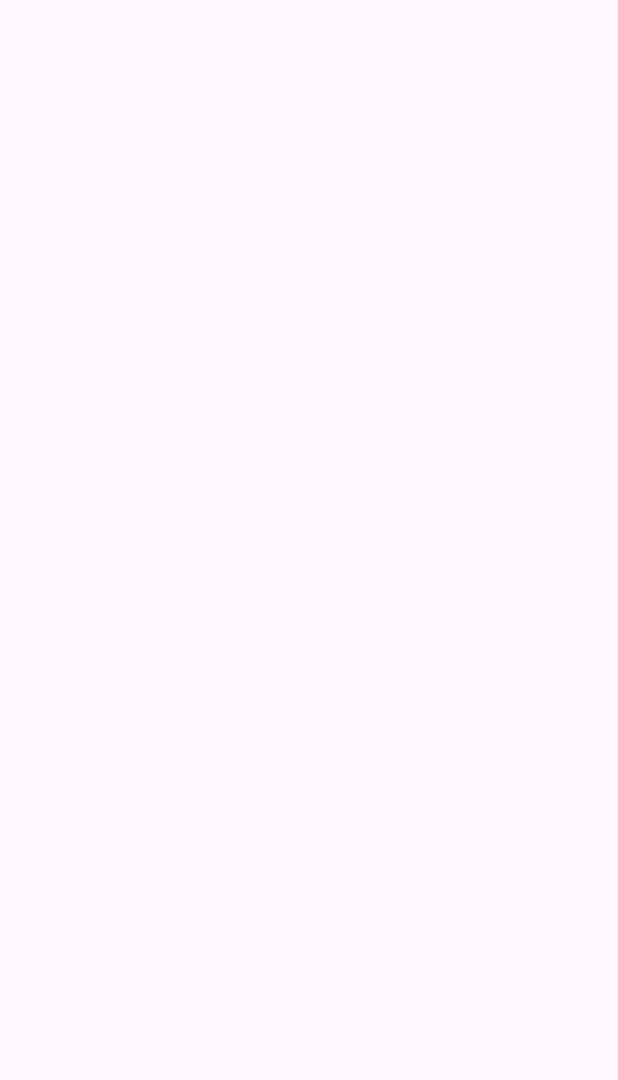
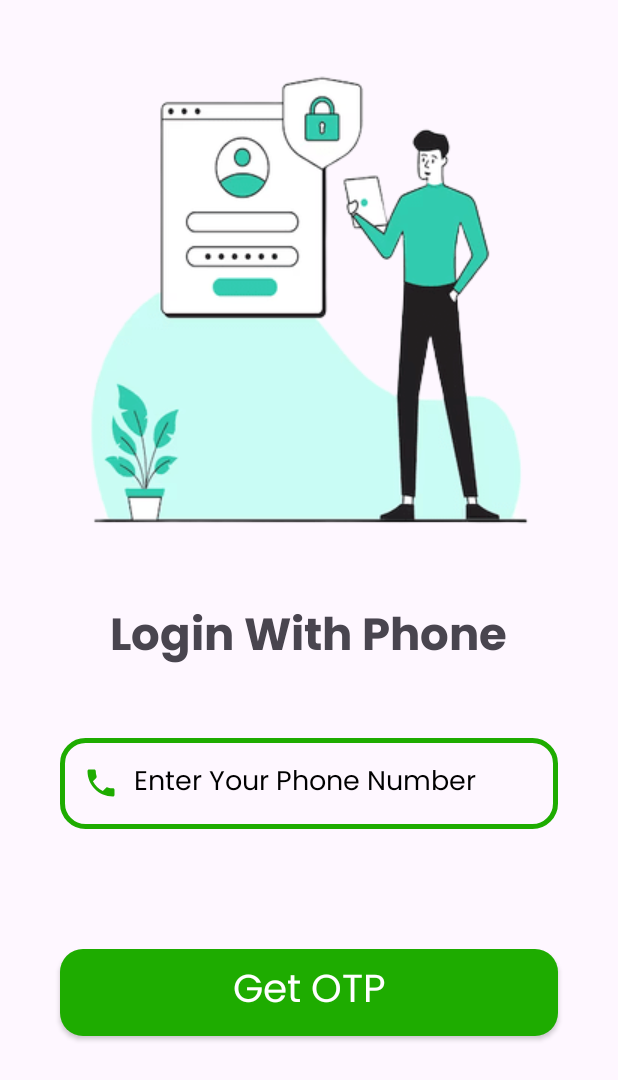
Before and after one commit to Tirtha-razz/WagePay, an Android app: the LoginActivity screen opened directly, with no data from a screen before it, on a phone screen of 412 x 824 dp. Before the commit the part shown is empty. Shown: the top 1080 px of the screen. Run offline under Robolectric (Android 15) with nearby library versions, the phone set to English and light mode, and no system bars.

Commit message:
login page completed

```diff
--- a/app/src/main/java/com/example/wagepay/SplashActivity.java
+++ b/app/src/main/java/com/example/wagepay/SplashActivity.java
@@ -35,7 +35,7 @@ public class SplashActivity extends AppCompatActivity {
 
             }else {
 
-                Intent iNext = new Intent(SplashActivity.this, MainActivity.class);
+                Intent iNext = new Intent(SplashActivity.this, LoginActivity.class);
                 startActivity(iNext);
                 finish();
             }
--- /dev/null
+++ b/app/src/main/res/drawable/baseline_local_phone_24.xml
@@ -0,0 +1,5 @@
+<vector android:height="24dp" android:tint="#1EAC00"
+    android:viewportHeight="24" android:viewportWidth="24"
+    android:width="24dp" xmlns:android="http://schemas.android.com/apk/res/android">
+    <path android:fillColor="@android:color/white" android:pathData="M6.62,10.79c1.44,2.83 3.76,5.14 6.59,6.59l2.2,-2.2c0.27,-0.27 0.67,-0.36 1.02,-0.24 1.12,0.37 2.33,0.57 3.57,0.57 0.55,0 1,0.45 1,1V20c0,0.55 -0.45,1 -1,1 -9.39,0 -17,-7.61 -17,-17 0,-0.55 0.45,-1 1,-1h3.5c0.55,0 1,0.45 1,1 0,1.25 0.2,2.45 0.57,3.57 0.11,0.35 0.03,0.74 -0.25,1.02l-2.2,2.2z"/>
+</vector>
--- /dev/null
+++ b/app/src/main/res/drawable/edtxt_background.xml
@@ -0,0 +1,7 @@
+<?xml version="1.0" encoding="utf-8"?>
+<shape xmlns:android="http://schemas.android.com/apk/res/android">
+    <stroke android:color="@color/green"
+        android:width="3dp"/>
+    <corners android:radius="15dp"/>
+
+</shape>
--- a/app/src/main/res/drawable/round_btn.xml
+++ b/app/src/main/res/drawable/round_btn.xml
@@ -2,5 +2,5 @@
 <shape xmlns:android="http://schemas.android.com/apk/res/android"
     android:shape="rectangle">
     <solid android:color="@color/green"/>
-    <corners android:radius="50dp"/>
+    <corners android:radius="15dp"/>
 </shape>
--- a/app/src/main/res/layout/activity_login.xml
+++ b/app/src/main/res/layout/activity_login.xml
@@ -1,9 +1,53 @@
 <?xml version="1.0" encoding="utf-8"?>
-<androidx.constraintlayout.widget.ConstraintLayout xmlns:android="http://schemas.android.com/apk/res/android"
+<LinearLayout
+    xmlns:android="http://schemas.android.com/apk/res/android"
     xmlns:app="http://schemas.android.com/apk/res-auto"
     xmlns:tools="http://schemas.android.com/tools"
     android:layout_width="match_parent"
     android:layout_height="match_parent"
-    tools:context=".LoginActivity">
+    tools:context=".LoginActivity"
+    android:orientation="vertical">
 
-</androidx.constraintlayout.widget.ConstraintLayout>
+    <ImageView
+        android:layout_width="match_parent"
+        android:layout_height="wrap_content"
+        android:src="@drawable/login"
+        />
+    <TextView
+        android:layout_width="wrap_content"
+        android:layout_height="wrap_content"
+        android:text="Login With Phone"
+        android:layout_gravity="center"
+        android:textSize="30sp"
+        android:fontFamily="@font/popinsbold"
+        />
+    <EditText
+        android:layout_width="match_parent"
+        android:layout_height="wrap_content"
+        android:hint="Enter Your Phone Number"
+        android:textColorHint="@color/black"
+        android:autofillHints="phone"
+        android:inputType="number"
+        android:layout_gravity="center"
+        android:layout_margin="40sp"
+        android:fontFamily="@font/popins_regular"
+        android:background="@drawable/edtxt_background"
+        android:drawableLeft="@drawable/baseline_local_phone_24"
+        android:padding="15sp"
+        android:drawablePadding="10sp"
+        />
+
+    <androidx.appcompat.widget.AppCompatButton
+        android:layout_width="match_parent"
+        android:layout_height="wrap_content"
+        android:layout_gravity="center"
+        android:layout_margin="40dp"
+        android:textColor="@color/white"
+        android:background="@drawable/round_btn"
+        android:fontFamily="@font/popins_regular"
+        android:padding="7sp"
+        android:text="Get OTP"
+        android:textAllCaps="false"
+        android:textSize="26sp" />
+
+</LinearLayout>
--- a/app/src/main/res/values/colors.xml
+++ b/app/src/main/res/values/colors.xml
@@ -5,4 +5,5 @@
     <color name="green">#1EAC00</color>
     <color name="transparent">#00000000</color>
     <color name="grey">#65DDEF</color>
+    <color name="test">#13510D</color>
 </resources>
```
Also changed, not shown: app/src/main/res/drawable-v24/login.png (added), app/src/main/res/drawable-v24/login1.png (added).
